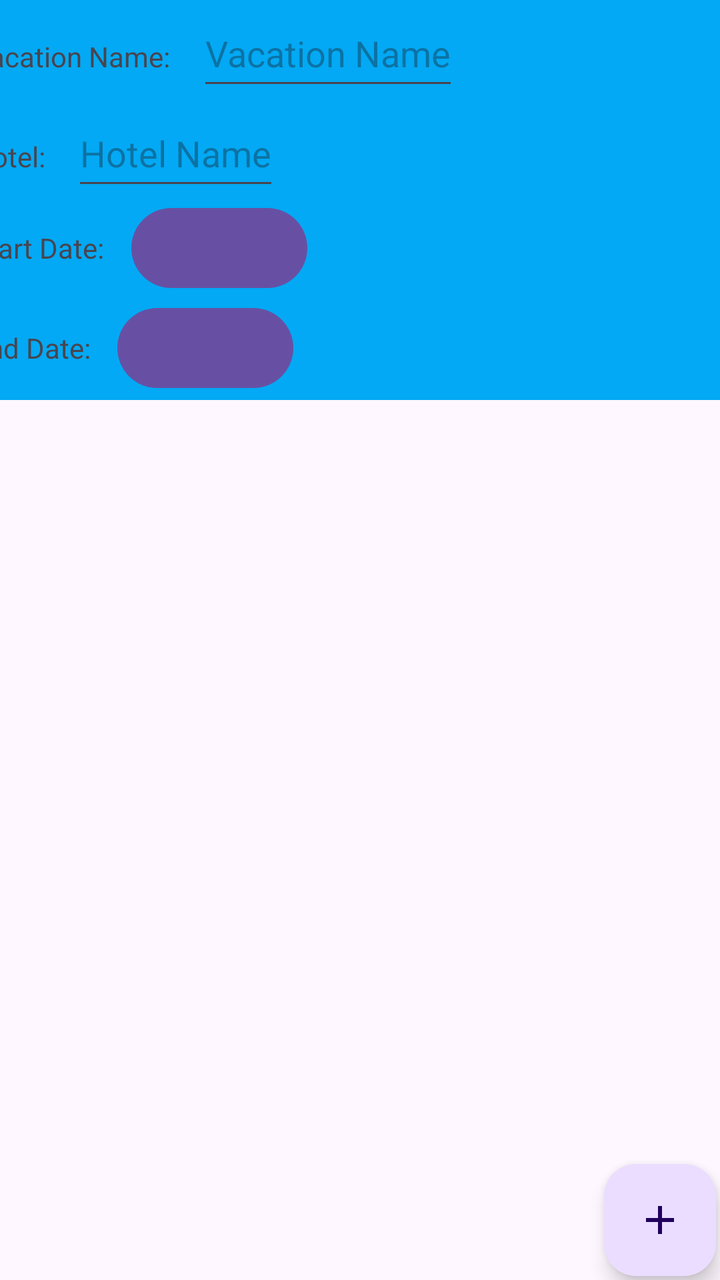
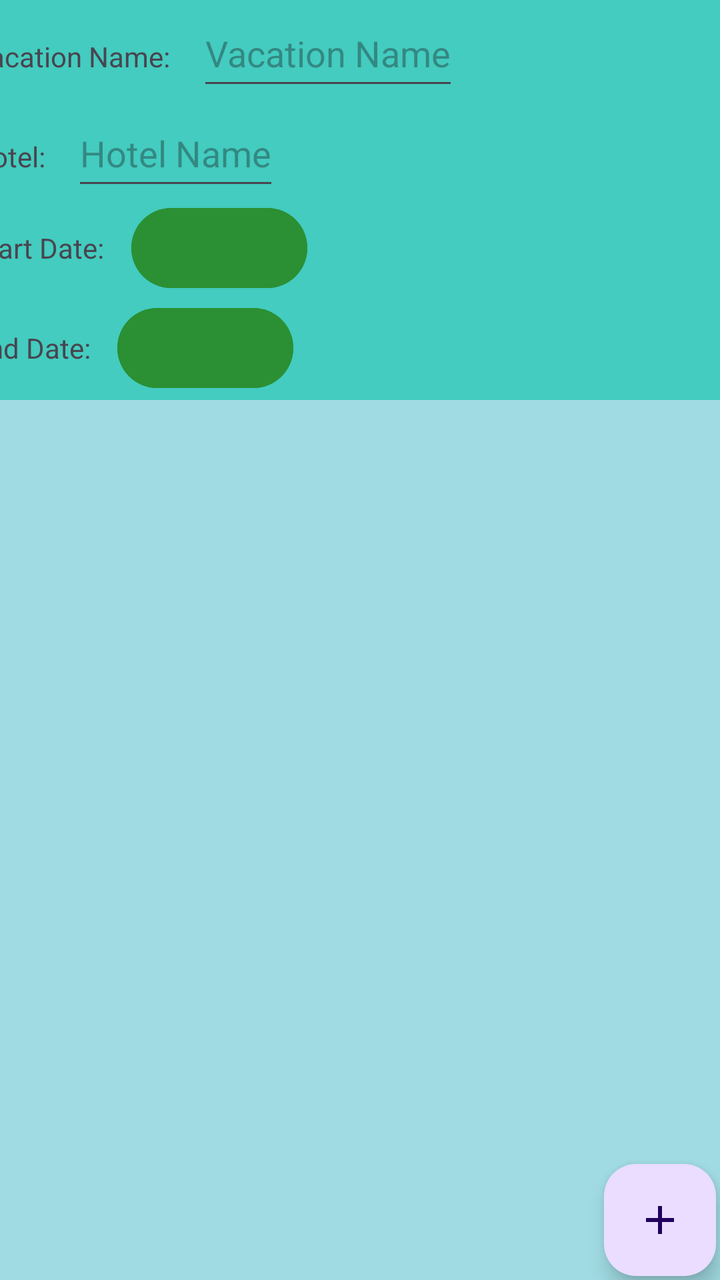

An Android layout rendered at two revisions. The XML below is the earlier revision; the diff shows what the commit changed to produce the second picture.
<!-- AndroidManifest.xml: application theme Theme.D308VacationPlanner -->
<!-- res/layout/activity_vacation_details.xml -->
<?xml version="1.0" encoding="utf-8"?>
<androidx.constraintlayout.widget.ConstraintLayout xmlns:android="http://schemas.android.com/apk/res/android"
    xmlns:app="http://schemas.android.com/apk/res-auto"
    xmlns:tools="http://schemas.android.com/tools"
    android:id="@+id/main"
    android:layout_width="match_parent"
    android:layout_height="match_parent"
    tools:context=".UI.VacationDetails">

    <ScrollView
        android:id="@+id/scrollView2"
        android:layout_width="409dp"
        android:layout_height="200dp"
        android:background="#03A9F4"
        app:layout_constraintTop_toTopOf="parent"
        app:layout_constraintLeft_toLeftOf="parent"
        app:layout_constraintRight_toRightOf="parent">

        <LinearLayout
            android:layout_width="match_parent"
            android:layout_height="wrap_content"
            android:orientation="vertical">

            <LinearLayout
                android:layout_width="wrap_content"
                android:layout_height="wrap_content"
                android:orientation="horizontal">

                <TextView
                    android:layout_width="wrap_content"
                    android:layout_height="50dp"
                    android:padding="10dp"
                    android:text="Vacation Name: " />

                <EditText
                    android:id="@+id/vacationName"
                    android:layout_width="wrap_content"
                    android:layout_height="50dp"
                    android:hint="Vacation Name" />

            </LinearLayout>

            <LinearLayout
                android:layout_width="wrap_content"
                android:layout_height="wrap_content"
                android:orientation="horizontal">

                <TextView
                    android:layout_width="wrap_content"
                    android:layout_height="50dp"
                    android:padding="10dp"
                    android:text="Hotel: " />

                <EditText
                    android:id="@+id/hotelName"
                    android:layout_width="wrap_content"
                    android:layout_height="50dp"
                    android:hint="Hotel Name" />

            </LinearLayout>

            <LinearLayout
                android:layout_width="wrap_content"
                android:layout_height="wrap_content"
                android:orientation="horizontal">

                <TextView
                    android:layout_width="wrap_content"
                    android:layout_height="50dp"
                    android:padding="10dp"
                    android:text="Start Date: " />

                <Button
                    android:id="@+id/startDate"
                    android:layout_width="match_parent"
                    android:layout_height="wrap_content">
                </Button>

            </LinearLayout>

            <LinearLayout
                android:layout_width="wrap_content"
                android:layout_height="wrap_content"
                android:orientation="horizontal">

                <TextView
                    android:layout_width="wrap_content"
                    android:layout_height="50dp"
                    android:padding="10dp"
                    android:text="End Date: " />

                <Button
                    android:id="@+id/endDate"
                    android:layout_width="match_parent"
                    android:layout_height="wrap_content">
                </Button>

            </LinearLayout>


        </LinearLayout>
    </ScrollView>

    <com.google.android.material.floatingactionbutton.FloatingActionButton
        android:id="@+id/floatingActionButton2"
        android:layout_width="wrap_content"
        android:layout_height="wrap_content"
        android:clickable="true"
        android:layout_margin="2dp"
        app:layout_constraintBottom_toBottomOf="parent"
        app:layout_constraintEnd_toEndOf="parent"
        app:srcCompat="@drawable/add_symbol" />

    <androidx.recyclerview.widget.RecyclerView
        android:id="@+id/excursionRecyclerView"
        android:layout_width="409dp"
        android:layout_height="472dp"
        android:paddingLeft="10dp"
        android:paddingTop="15dp"
        tools:layout_editor_absoluteX="2dp"
        tools:layout_editor_absoluteY="201dp"
        app:layout_constraintTop_toBottomOf="@id/scrollView2"
        app:layout_constraintLeft_toLeftOf="parent"/>

</androidx.constraintlayout.widget.ConstraintLayout>
<!-- resources referenced by this layout -->
<resources>
  <!-- drawable add_symbol (drawable) -->
  <vector xmlns:android="http://schemas.android.com/apk/res/android" android:height="24dp" android:tint="#000000" android:viewportHeight="960" android:viewportWidth="960" android:width="24dp">
        
      <path android:fillColor="@android:color/white" android:pathData="M440,520L200,520L200,440L440,440L440,200L520,200L520,440L760,440L760,520L520,520L520,760L440,760L440,520Z"/>
      
  </vector>
  <style name="Theme.D308VacationPlanner" parent="Base.Theme.D308VacationPlanner" />
  <style name="Base.Theme.D308VacationPlanner" parent="Theme.Material3.DayNight">
          
          
      </style>
</resources>

<!-- the commit's change to res/layout/activity_vacation_details.xml (unified diff, before → after) -->
@@ -5,16 +5,17 @@
     android:id="@+id/main"
     android:layout_width="match_parent"
     android:layout_height="match_parent"
+    android:background="#A0DAE2"
     tools:context=".UI.VacationDetails">
 
     <ScrollView
         android:id="@+id/scrollView2"
         android:layout_width="409dp"
         android:layout_height="200dp"
-        android:background="#03A9F4"
-        app:layout_constraintTop_toTopOf="parent"
+        android:background="#43CCBF"
         app:layout_constraintLeft_toLeftOf="parent"
-        app:layout_constraintRight_toRightOf="parent">
+        app:layout_constraintRight_toRightOf="parent"
+        app:layout_constraintTop_toTopOf="parent">
 
         <LinearLayout
             android:layout_width="match_parent"
@@ -73,8 +74,8 @@
                 <Button
                     android:id="@+id/startDate"
                     android:layout_width="match_parent"
-                    android:layout_height="wrap_content">
-                </Button>
+                    android:layout_height="wrap_content"
+                    android:backgroundTint="#2B9033"></Button>
 
             </LinearLayout>
 
@@ -92,8 +93,8 @@
                 <Button
                     android:id="@+id/endDate"
                     android:layout_width="match_parent"
-                    android:layout_height="wrap_content">
-                </Button>
+                    android:layout_height="wrap_content"
+                    android:backgroundTint="#2B9033"></Button>
 
             </LinearLayout>
 
@@ -105,8 +106,8 @@
         android:id="@+id/floatingActionButton2"
         android:layout_width="wrap_content"
         android:layout_height="wrap_content"
+        android:layout_margin="2dp"
         android:clickable="true"
-        android:layout_margin="2dp"
         app:layout_constraintBottom_toBottomOf="parent"
         app:layout_constraintEnd_toEndOf="parent"
         app:srcCompat="@drawable/add_symbol" />
@@ -114,12 +115,10 @@
     <androidx.recyclerview.widget.RecyclerView
         android:id="@+id/excursionRecyclerView"
         android:layout_width="409dp"
-        android:layout_height="472dp"
-        android:paddingLeft="10dp"
-        android:paddingTop="15dp"
-        tools:layout_editor_absoluteX="2dp"
-        tools:layout_editor_absoluteY="201dp"
+        android:layout_height="464dp"
+        app:layout_constraintLeft_toLeftOf="parent"
         app:layout_constraintTop_toBottomOf="@id/scrollView2"
-        app:layout_constraintLeft_toLeftOf="parent"/>
+        tools:layout_editor_absoluteX="1dp"
+        tools:layout_editor_absoluteY="201dp" />
 
 </androidx.constraintlayout.widget.ConstraintLayout>
